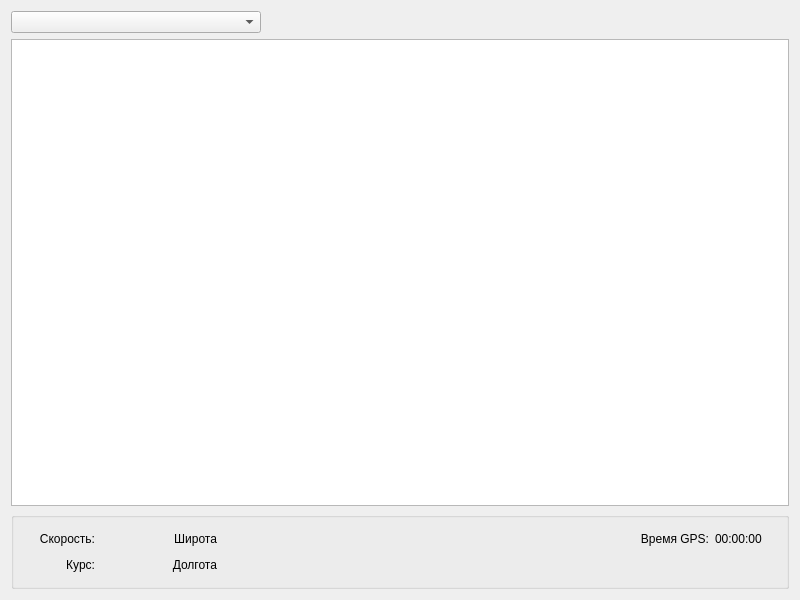
NustyNUts/GalsRepeater, file widget.ui: the form before one commit.
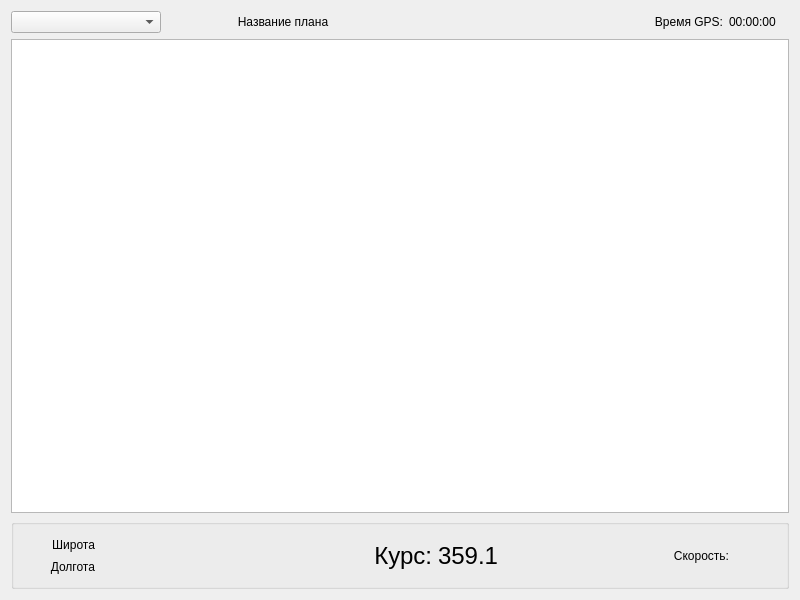
The form after the commit.

Commit message: изменены интерфейсы

```diff
--- a/widget.ui
+++ b/widget.ui
@@ -31,205 +31,226 @@
   <property name="windowTitle">
    <string>Widget</string>
   </property>
-  <layout class="QGridLayout" name="gridLayout_3">
-   <item row="0" column="0" rowspan="2" colspan="2">
-    <layout class="QGridLayout" name="gridLayout_2">
-     <item row="1" column="0">
-      <widget class="QGraphicsView" name="graphicsView">
-       <property name="enabled">
-        <bool>true</bool>
+  <layout class="QVBoxLayout" name="verticalLayout_2">
+   <item>
+    <layout class="QHBoxLayout" name="horizontalLayout">
+     <item>
+      <widget class="QComboBox" name="comboBox">
+       <property name="minimumSize">
+        <size>
+         <width>150</width>
+         <height>0</height>
+        </size>
        </property>
-       <property name="verticalScrollBarPolicy">
-        <enum>Qt::ScrollBarAlwaysOff</enum>
+       <property name="maximumSize">
+        <size>
+         <width>150</width>
+         <height>16777215</height>
+        </size>
        </property>
-       <property name="horizontalScrollBarPolicy">
-        <enum>Qt::ScrollBarAlwaysOff</enum>
+      </widget>
+     </item>
+     <item>
+      <widget class="QLabel" name="label_3">
+       <property name="text">
+        <string>Название плана</string>
        </property>
-       <property name="sizeAdjustPolicy">
-        <enum>QAbstractScrollArea::AdjustIgnored</enum>
+       <property name="alignment">
+        <set>Qt::AlignCenter</set>
        </property>
       </widget>
      </item>
-     <item row="0" column="0">
-      <layout class="QHBoxLayout" name="horizontalLayout">
-       <item>
-        <widget class="QComboBox" name="comboBox">
-         <property name="minimumSize">
-          <size>
-           <width>250</width>
-           <height>0</height>
-          </size>
-         </property>
-        </widget>
-       </item>
-       <item>
-        <spacer name="horizontalSpacer">
-         <property name="orientation">
-          <enum>Qt::Horizontal</enum>
-         </property>
-         <property name="sizeHint" stdset="0">
-          <size>
-           <width>198</width>
-           <height>20</height>
-          </size>
-         </property>
-        </spacer>
-       </item>
-       <item>
-        <widget class="QLabel" name="labelMesage">
-         <property name="text">
-          <string/>
-         </property>
-        </widget>
-       </item>
-      </layout>
-     </item>
-     <item row="2" column="0">
-      <widget class="QGroupBox" name="groupBox">
-       <property name="enabled">
-        <bool>true</bool>
-       </property>
-       <property name="title">
+     <item>
+      <widget class="QLabel" name="labelGalsGet">
+       <property name="text">
         <string/>
        </property>
-       <layout class="QGridLayout" name="gridLayout">
-        <item row="0" column="0">
-         <widget class="QLabel" name="label">
-          <property name="minimumSize">
-           <size>
-            <width>70</width>
-            <height>0</height>
-           </size>
-          </property>
-          <property name="maximumSize">
-           <size>
-            <width>70</width>
-            <height>16777215</height>
-           </size>
-          </property>
-          <property name="text">
-           <string>Скорость:</string>
-          </property>
-          <property name="alignment">
-           <set>Qt::AlignRight|Qt::AlignTrailing|Qt::AlignVCenter</set>
-          </property>
-         </widget>
+      </widget>
+     </item>
+     <item>
+      <widget class="QLabel" name="label_6">
+       <property name="minimumSize">
+        <size>
+         <width>80</width>
+         <height>0</height>
+        </size>
+       </property>
+       <property name="maximumSize">
+        <size>
+         <width>80</width>
+         <height>16777215</height>
+        </size>
+       </property>
+       <property name="text">
+        <string>Время GPS:</string>
+       </property>
+       <property name="alignment">
+        <set>Qt::AlignRight|Qt::AlignTrailing|Qt::AlignVCenter</set>
+       </property>
+      </widget>
+     </item>
+     <item>
+      <widget class="QLabel" name="gpsTimeLabel">
+       <property name="minimumSize">
+        <size>
+         <width>60</width>
+         <height>0</height>
+        </size>
+       </property>
+       <property name="maximumSize">
+        <size>
+         <width>60</width>
+         <height>16777215</height>
+        </size>
+       </property>
+       <property name="text">
+        <string>00:00:00</string>
+       </property>
+      </widget>
+     </item>
+    </layout>
+   </item>
+   <item>
+    <widget class="QGraphicsView" name="graphicsView">
+     <property name="enabled">
+      <bool>true</bool>
+     </property>
+     <property name="verticalScrollBarPolicy">
+      <enum>Qt::ScrollBarAlwaysOff</enum>
+     </property>
+     <property name="horizontalScrollBarPolicy">
+      <enum>Qt::ScrollBarAlwaysOff</enum>
+     </property>
+     <property name="sizeAdjustPolicy">
+      <enum>QAbstractScrollArea::AdjustIgnored</enum>
+     </property>
+    </widget>
+   </item>
+   <item>
+    <widget class="QGroupBox" name="groupBox">
+     <property name="enabled">
+      <bool>true</bool>
+     </property>
+     <property name="maximumSize">
+      <size>
+       <width>16777215</width>
+       <height>70</height>
+      </size>
+     </property>
+     <property name="title">
+      <string/>
+     </property>
+     <layout class="QHBoxLayout" name="horizontalLayout_6">
+      <item>
+       <layout class="QVBoxLayout" name="verticalLayout">
+        <item>
+         <layout class="QHBoxLayout" name="horizontalLayout_2">
+          <item>
+           <widget class="QLabel" name="label_4">
+            <property name="minimumSize">
+             <size>
+              <width>70</width>
+              <height>0</height>
+             </size>
+            </property>
+            <property name="maximumSize">
+             <size>
+              <width>70</width>
+              <height>16777215</height>
+             </size>
+            </property>
+            <property name="text">
+             <string>Широта</string>
+            </property>
+            <property name="alignment">
+             <set>Qt::AlignRight|Qt::AlignTrailing|Qt::AlignVCenter</set>
+            </property>
+           </widget>
+          </item>
+          <item>
+           <widget class="QLabel" name="latLabel">
+            <property name="minimumSize">
+             <size>
+              <width>130</width>
+              <height>0</height>
+             </size>
+            </property>
+            <property name="maximumSize">
+             <size>
+              <width>16777215</width>
+              <height>16777215</height>
+             </size>
+            </property>
+            <property name="text">
+             <string/>
+            </property>
+           </widget>
+          </item>
+         </layout>
         </item>
-        <item row="0" column="1">
-         <widget class="QLabel" name="speedLabel">
-          <property name="minimumSize">
-           <size>
-            <width>40</width>
-            <height>0</height>
-           </size>
-          </property>
-          <property name="maximumSize">
-           <size>
-            <width>40</width>
-            <height>16777215</height>
-           </size>
-          </property>
-          <property name="text">
-           <string/>
-          </property>
-         </widget>
+        <item>
+         <layout class="QHBoxLayout" name="horizontalLayout_3">
+          <item>
+           <widget class="QLabel" name="label_5">
+            <property name="minimumSize">
+             <size>
+              <width>70</width>
+              <height>0</height>
+             </size>
+            </property>
+            <property name="maximumSize">
+             <size>
+              <width>70</width>
+              <height>16777215</height>
+             </size>
+            </property>
+            <property name="text">
+             <string>Долгота</string>
+            </property>
+            <property name="alignment">
+             <set>Qt::AlignRight|Qt::AlignTrailing|Qt::AlignVCenter</set>
+            </property>
+           </widget>
+          </item>
+          <item>
+           <widget class="QLabel" name="lonLabel">
+            <property name="minimumSize">
+             <size>
+              <width>130</width>
+              <height>0</height>
+             </size>
+            </property>
+            <property name="maximumSize">
+             <size>
+              <width>16777215</width>
+              <height>16777215</height>
+             </size>
+            </property>
+            <property name="text">
+             <string/>
+            </property>
+           </widget>
+          </item>
+         </layout>
         </item>
-        <item row="0" column="2">
-         <widget class="QLabel" name="label_4">
-          <property name="minimumSize">
-           <size>
-            <width>70</width>
-            <height>0</height>
-           </size>
-          </property>
-          <property name="maximumSize">
-           <size>
-            <width>70</width>
-            <height>16777215</height>
-           </size>
-          </property>
-          <property name="text">
-           <string>Широта</string>
-          </property>
-          <property name="alignment">
-           <set>Qt::AlignRight|Qt::AlignTrailing|Qt::AlignVCenter</set>
-          </property>
-         </widget>
-        </item>
-        <item row="0" column="3">
-         <widget class="QLabel" name="latLabel">
-          <property name="minimumSize">
-           <size>
-            <width>130</width>
-            <height>0</height>
-           </size>
-          </property>
-          <property name="maximumSize">
-           <size>
-            <width>16777215</width>
-            <height>16777215</height>
-           </size>
-          </property>
-          <property name="text">
-           <string/>
-          </property>
-         </widget>
-        </item>
-        <item row="0" column="4">
-         <spacer name="horizontalSpacer_4">
+       </layout>
+      </item>
+      <item>
+       <layout class="QHBoxLayout" name="horizontalLayout_5">
+        <item>
+         <spacer name="horizontalSpacer_2">
           <property name="orientation">
            <enum>Qt::Horizontal</enum>
           </property>
           <property name="sizeHint" stdset="0">
            <size>
-            <width>364</width>
+            <width>40</width>
             <height>20</height>
            </size>
           </property>
          </spacer>
         </item>
-        <item row="0" column="5">
-         <widget class="QLabel" name="label_6">
-          <property name="minimumSize">
-           <size>
-            <width>80</width>
-            <height>0</height>
-           </size>
-          </property>
-          <property name="maximumSize">
-           <size>
-            <width>80</width>
-            <height>16777215</height>
-           </size>
-          </property>
-          <property name="text">
-           <string>Время GPS:</string>
-          </property>
-          <property name="alignment">
-           <set>Qt::AlignRight|Qt::AlignTrailing|Qt::AlignVCenter</set>
-          </property>
-         </widget>
-        </item>
-        <item row="0" column="6">
-         <widget class="QLabel" name="gpsTimeLabel">
-          <property name="minimumSize">
-           <size>
-            <width>60</width>
-            <height>0</height>
-           </size>
-          </property>
-          <property name="maximumSize">
-           <size>
-            <width>60</width>
-            <height>16777215</height>
-           </size>
-          </property>
-          <property name="text">
-           <string>00:00:00</string>
-          </property>
-         </widget>
-        </item>
-        <item row="1" column="0">
+        <item>
          <widget class="QLabel" name="label_2">
           <property name="minimumSize">
            <size>
@@ -243,6 +264,11 @@
             <height>16777215</height>
            </size>
           </property>
+          <property name="font">
+           <font>
+            <pointsize>18</pointsize>
+           </font>
+          </property>
           <property name="text">
            <string>Курс:</string>
           </property>
@@ -251,8 +277,14 @@
           </property>
          </widget>
         </item>
-        <item row="1" column="1">
+        <item>
          <widget class="QLabel" name="courseLabel">
+          <property name="sizePolicy">
+           <sizepolicy hsizetype="Expanding" vsizetype="Expanding">
+            <horstretch>0</horstretch>
+            <verstretch>0</verstretch>
+           </sizepolicy>
+          </property>
           <property name="minimumSize">
            <size>
             <width>40</width>
@@ -261,80 +293,85 @@
           </property>
           <property name="maximumSize">
            <size>
-            <width>40</width>
+            <width>90</width>
             <height>16777215</height>
            </size>
           </property>
-          <property name="text">
-           <string/>
+          <property name="font">
+           <font>
+            <pointsize>18</pointsize>
+           </font>
           </property>
-         </widget>
-        </item>
-        <item row="1" column="2">
-         <widget class="QLabel" name="label_5">
-          <property name="minimumSize">
-           <size>
-            <width>70</width>
-            <height>0</height>
-           </size>
-          </property>
-          <property name="maximumSize">
-           <size>
-            <width>70</width>
-            <height>16777215</height>
-           </size>
-          </property>
           <property name="text">
-           <string>Долгота</string>
+           <string>359.1</string>
           </property>
-          <property name="alignment">
-           <set>Qt::AlignRight|Qt::AlignTrailing|Qt::AlignVCenter</set>
-          </property>
          </widget>
         </item>
-        <item row="1" column="3">
-         <widget class="QLabel" name="lonLabel">
-          <property name="minimumSize">
-           <size>
-            <width>130</width>
-            <height>0</height>
-           </size>
-          </property>
-          <property name="maximumSize">
-           <size>
-            <width>16777215</width>
-            <height>16777215</height>
-           </size>
-          </property>
-          <property name="text">
-           <string/>
-          </property>
-         </widget>
-        </item>
-        <item row="1" column="4">
-         <spacer name="horizontalSpacer_2">
+        <item>
+         <spacer name="horizontalSpacer">
           <property name="orientation">
            <enum>Qt::Horizontal</enum>
           </property>
           <property name="sizeHint" stdset="0">
            <size>
-            <width>364</width>
+            <width>40</width>
             <height>20</height>
            </size>
           </property>
          </spacer>
         </item>
-        <item row="1" column="5" colspan="2">
-         <widget class="QLabel" name="labelGalsGet">
+       </layout>
+      </item>
+      <item>
+       <layout class="QHBoxLayout" name="horizontalLayout_7"/>
+      </item>
+      <item>
+       <layout class="QHBoxLayout" name="horizontalLayout_4">
+        <item>
+         <widget class="QLabel" name="label">
+          <property name="minimumSize">
+           <size>
+            <width>70</width>
+            <height>0</height>
+           </size>
+          </property>
+          <property name="maximumSize">
+           <size>
+            <width>70</width>
+            <height>16777215</height>
+           </size>
+          </property>
+          <property name="text">
+           <string>Скорость:</string>
+          </property>
+          <property name="alignment">
+           <set>Qt::AlignRight|Qt::AlignTrailing|Qt::AlignVCenter</set>
+          </property>
+         </widget>
+        </item>
+        <item>
+         <widget class="QLabel" name="speedLabel">
+          <property name="minimumSize">
+           <size>
+            <width>40</width>
+            <height>0</height>
+           </size>
+          </property>
+          <property name="maximumSize">
+           <size>
+            <width>40</width>
+            <height>16777215</height>
+           </size>
+          </property>
           <property name="text">
            <string/>
           </property>
          </widget>
         </item>
        </layout>
-      </widget>
-     </item>
-    </layout>
+      </item>
+     </layout>
+    </widget>
    </item>
   </layout>
  </widget>
```
The commit also changes 1 other file.
